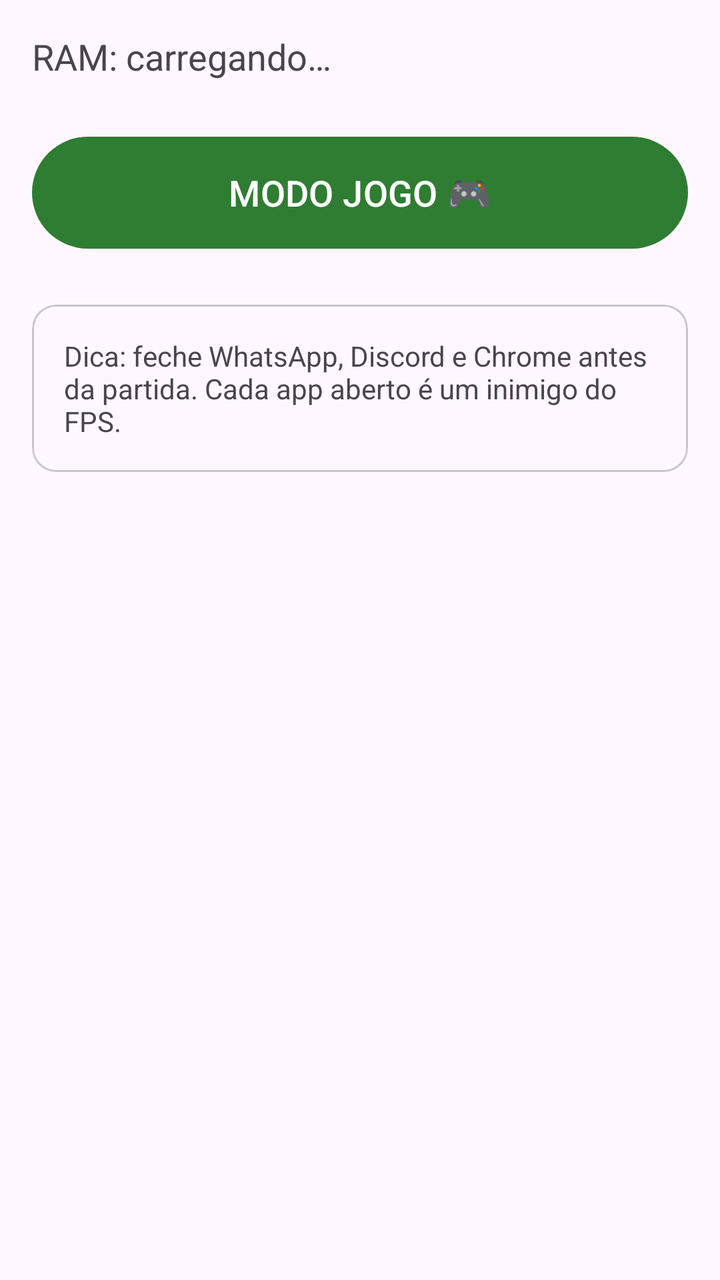
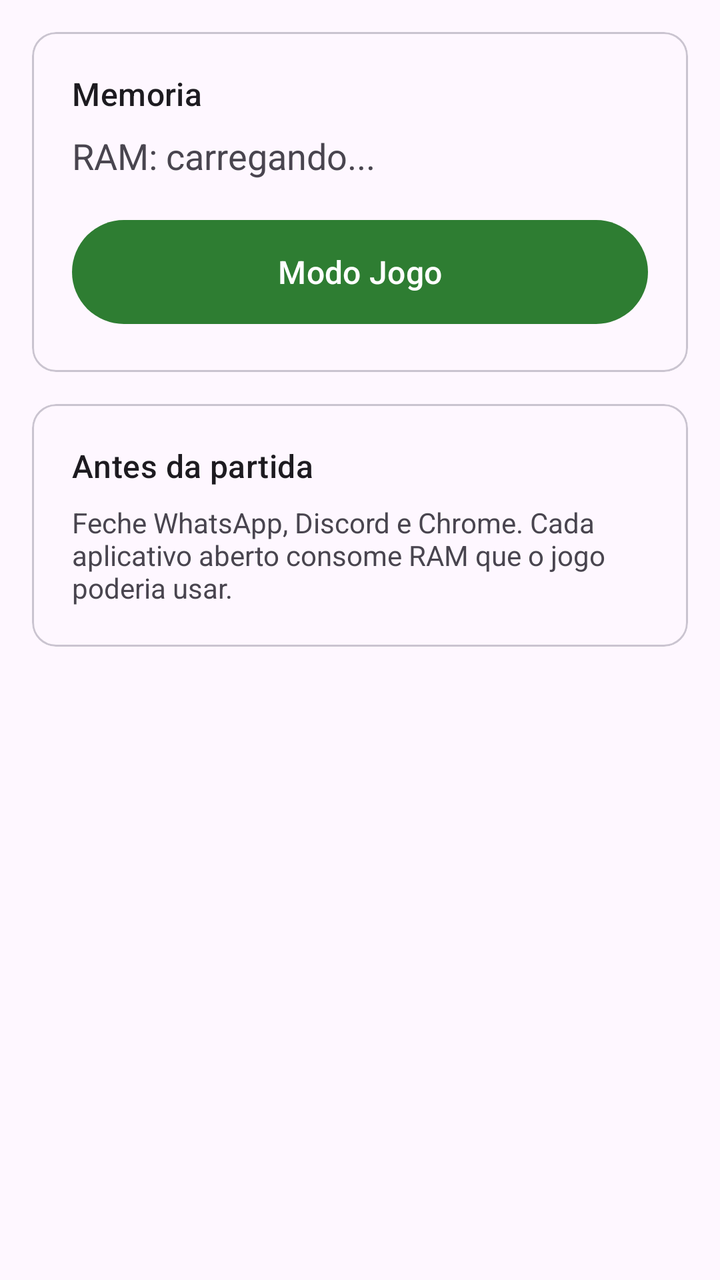

An Android layout rendered at two revisions. The XML below is the earlier revision; the diff shows what the commit changed to produce the second picture.
<!-- AndroidManifest.xml: application theme Theme.ETToolbox -->
<!-- res/layout/fragment_boost.xml -->
<?xml version="1.0" encoding="utf-8"?>
<ScrollView xmlns:android="http://schemas.android.com/apk/res/android"
    android:layout_width="match_parent" android:layout_height="match_parent">
<LinearLayout
    android:orientation="vertical" android:padding="16dp"
    android:layout_width="match_parent" android:layout_height="wrap_content">

    <TextView android:id="@+id/ram_info" android:textSize="18sp"
        android:layout_width="match_parent" android:layout_height="wrap_content"
        android:text="RAM: carregando…"/>

    <Button android:id="@+id/btn_game_mode" android:layout_marginTop="24dp"
        android:layout_width="match_parent" android:layout_height="64dp"
        android:text="@string/boost_go" android:textSize="18sp"/>

    <com.google.android.material.card.MaterialCardView
        android:layout_width="match_parent" android:layout_height="wrap_content"
        android:layout_marginTop="24dp">
        <LinearLayout android:orientation="vertical" android:padding="16dp"
            android:layout_width="match_parent" android:layout_height="wrap_content">
            <TextView android:layout_width="match_parent" android:layout_height="wrap_content"
                android:text="Dica: feche WhatsApp, Discord e Chrome antes da partida. Cada app aberto é um inimigo do FPS."/>
        </LinearLayout>
    </com.google.android.material.card.MaterialCardView>
</LinearLayout>
</ScrollView>
<!-- resources referenced by this layout -->
<resources>
  <string name="boost_go">MODO JOGO 🎮</string>
  <style name="Theme.ETToolbox" parent="Theme.Material3.DayNight.NoActionBar">
          <item name="colorPrimary">@color/et_primary</item>
          <item name="android:statusBarColor">?attr/colorSurface</item>
          <item name="android:windowLightStatusBar">true</item>
      </style>
  <color name="et_primary">#2E7D32</color>
</resources>

<!-- the commit's change to res/layout/fragment_boost.xml (unified diff, before → after) -->
@@ -1,26 +1,71 @@
 <?xml version="1.0" encoding="utf-8"?>
 <ScrollView xmlns:android="http://schemas.android.com/apk/res/android"
-    android:layout_width="match_parent" android:layout_height="match_parent">
-<LinearLayout
-    android:orientation="vertical" android:padding="16dp"
-    android:layout_width="match_parent" android:layout_height="wrap_content">
+    android:layout_width="match_parent"
+    android:layout_height="match_parent">
 
-    <TextView android:id="@+id/ram_info" android:textSize="18sp"
-        android:layout_width="match_parent" android:layout_height="wrap_content"
-        android:text="RAM: carregando…"/>
+    <LinearLayout
+        android:layout_width="match_parent"
+        android:layout_height="wrap_content"
+        android:orientation="vertical"
+        android:padding="16dp">
 
-    <Button android:id="@+id/btn_game_mode" android:layout_marginTop="24dp"
-        android:layout_width="match_parent" android:layout_height="64dp"
-        android:text="@string/boost_go" android:textSize="18sp"/>
+        <com.google.android.material.card.MaterialCardView
+            android:layout_width="match_parent"
+            android:layout_height="wrap_content">
 
-    <com.google.android.material.card.MaterialCardView
-        android:layout_width="match_parent" android:layout_height="wrap_content"
-        android:layout_marginTop="24dp">
-        <LinearLayout android:orientation="vertical" android:padding="16dp"
-            android:layout_width="match_parent" android:layout_height="wrap_content">
-            <TextView android:layout_width="match_parent" android:layout_height="wrap_content"
-                android:text="Dica: feche WhatsApp, Discord e Chrome antes da partida. Cada app aberto é um inimigo do FPS."/>
-        </LinearLayout>
-    </com.google.android.material.card.MaterialCardView>
-</LinearLayout>
+            <LinearLayout
+                android:layout_width="match_parent"
+                android:layout_height="wrap_content"
+                android:orientation="vertical"
+                android:padding="20dp">
+
+                <TextView
+                    android:layout_width="match_parent"
+                    android:layout_height="wrap_content"
+                    android:text="Memoria"
+                    android:textAppearance="?attr/textAppearanceTitleMedium" />
+
+                <TextView
+                    android:id="@+id/ram_info"
+                    android:layout_width="match_parent"
+                    android:layout_height="wrap_content"
+                    android:layout_marginTop="8dp"
+                    android:textSize="18sp"
+                    android:text="RAM: carregando..." />
+
+                <Button
+                    android:id="@+id/btn_game_mode"
+                    android:layout_width="match_parent"
+                    android:layout_height="60dp"
+                    android:layout_marginTop="16dp"
+                    android:text="@string/boost_go"
+                    android:textSize="16sp" />
+            </LinearLayout>
+        </com.google.android.material.card.MaterialCardView>
+
+        <com.google.android.material.card.MaterialCardView
+            android:layout_width="match_parent"
+            android:layout_height="wrap_content"
+            android:layout_marginTop="16dp">
+
+            <LinearLayout
+                android:layout_width="match_parent"
+                android:layout_height="wrap_content"
+                android:orientation="vertical"
+                android:padding="20dp">
+
+                <TextView
+                    android:layout_width="match_parent"
+                    android:layout_height="wrap_content"
+                    android:text="@string/boost_tip_title"
+                    android:textAppearance="?attr/textAppearanceTitleMedium" />
+
+                <TextView
+                    android:layout_width="match_parent"
+                    android:layout_height="wrap_content"
+                    android:layout_marginTop="8dp"
+                    android:text="@string/boost_tip_body" />
+            </LinearLayout>
+        </com.google.android.material.card.MaterialCardView>
+    </LinearLayout>
 </ScrollView>
<!-- resource entries referenced after the edit -->
@@ -1,6 +1,8 @@
 <!-- resources referenced by this layout -->
 <resources>
-  <string name="boost_go">MODO JOGO 🎮</string>
+  <string name="boost_go">Modo Jogo</string>
+  <string name="boost_tip_body">Feche WhatsApp, Discord e Chrome. Cada aplicativo aberto consome RAM que o jogo poderia usar.</string>
+  <string name="boost_tip_title">Antes da partida</string>
   <style name="Theme.ETToolbox" parent="Theme.Material3.DayNight.NoActionBar">
           <item name="colorPrimary">@color/et_primary</item>
           <item name="android:statusBarColor">?attr/colorSurface</item>
